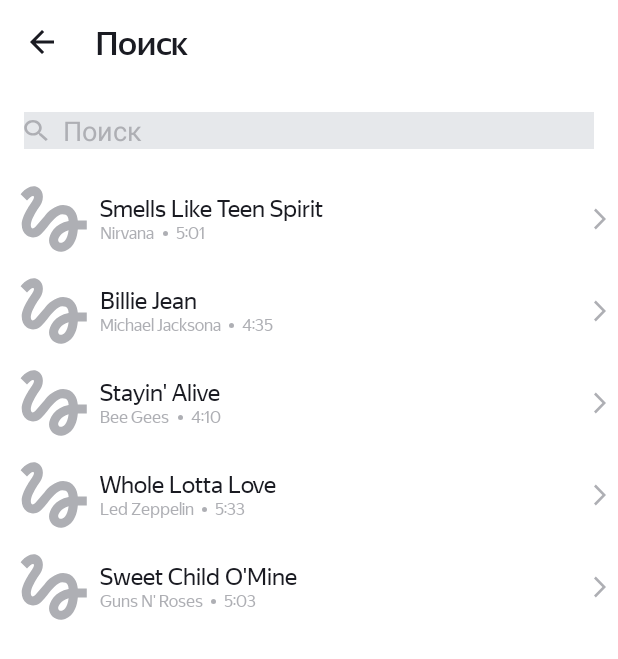
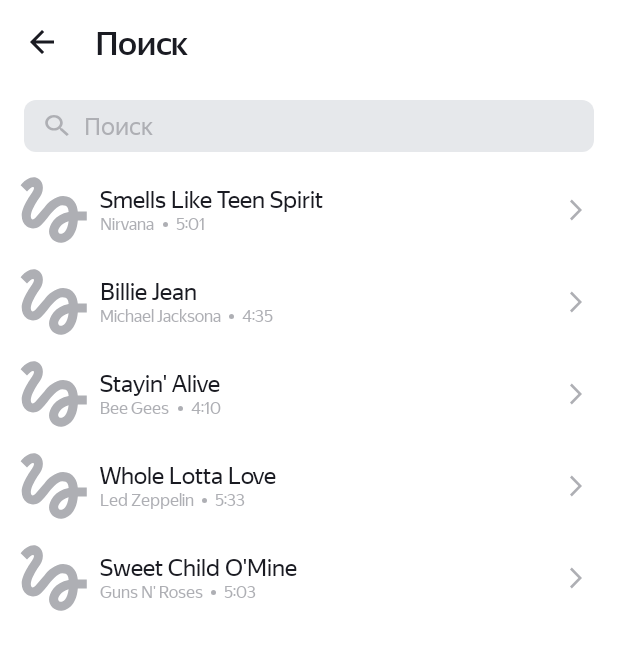
Before and after one commit to RTRT10000/PlaylistMaker, an Android app: the SearchActivity screen opened directly, with no data from a screen before it, on a phone screen of 412 x 824 dp. Shown: the top 659 px of the screen. Run offline under Robolectric (Android 15) with nearby library versions, the phone set to English and light mode, and no system bars; pictures from the network do not load.

Commit message:
Домашняя работа. Спринт 10

```diff
--- /dev/null
+++ b/app/src/main/res/drawable/round_corner.xml
@@ -0,0 +1,10 @@
+<?xml version="1.0" encoding="utf-8"?>
+<shape xmlns:android="http://schemas.android.com/apk/res/android" >
+
+    <corners
+        android:radius="@dimen/dp_8"
+        />
+    <solid
+        android:color="?attr/search_activity_edit_text_background"/>
+
+</shape>
--- a/app/src/main/res/layout/activity_search.xml
+++ b/app/src/main/res/layout/activity_search.xml
@@ -31,21 +31,29 @@
 
     <LinearLayout
         android:layout_width="match_parent"
-        android:layout_height="wrap_content"
-        android:padding="@dimen/dp_16">
+        android:layout_height="wrap_content">
 
 
         <EditText
             android:id="@+id/inputEditText"
             android:layout_width="match_parent"
             android:layout_height="wrap_content"
+            android:layout_marginTop="@dimen/dp_8"
+            android:layout_marginBottom="@dimen/dp_8"
+            android:layout_marginLeft="@dimen/dp_16"
+            android:layout_marginRight="@dimen/dp_16"
+            android:paddingTop="@dimen/dp_7"
+            android:paddingBottom="@dimen/dp_7"
+            android:paddingLeft="@dimen/dp_14"
             android:layout_weight="1"
             android:hint="@string/search"
             android:maxLines="1"
             android:inputType="text"
             android:drawableLeft="@drawable/lupa"
             android:drawablePadding="@dimen/dp_10"
-            android:background="?attr/search_activity_edit_text_background"
+            android:background="@drawable/round_corner"
+            android:textSize="@dimen/sp_16"
+            android:fontFamily="@font/ys_text_regular"
             android:textColor="?attr/search_activity_edit_text_textColor"
             android:textColorHint="?attr/search_activity_edit_text_textColor"
             />
@@ -56,6 +64,7 @@
             android:layout_height="wrap_content"
             android:layout_gravity="center"
             android:src="@android:drawable/ic_menu_close_clear_cancel"
+            android:background="@drawable/round_corner"
             android:visibility="gone"/>
 
     </LinearLayout>
--- a/app/src/main/res/layout/activity_track_item.xml
+++ b/app/src/main/res/layout/activity_track_item.xml
@@ -87,6 +87,7 @@
         android:layout_height="wrap_content"
         android:layout_width="wrap_content"
         android:layout_gravity="end|center_vertical"
+        android:layout_marginEnd="@dimen/dp_16"
         app:tint="?attr/search_activity_dot_icon_Color"
         android:src="@drawable/arrow_forward"/>
 
--- a/app/src/main/res/values/dimens.xml
+++ b/app/src/main/res/values/dimens.xml
@@ -18,5 +18,7 @@
     <dimen name="dp_14">14dp</dimen>
     <dimen name="dp_5">5dp</dimen>
     <dimen name="dp_3">3dp</dimen>
+    <dimen name="dp_7">7dp</dimen>
+
 
 </resources>
```
